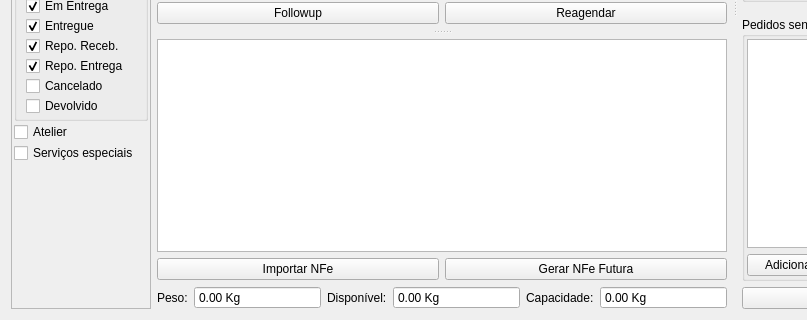
The window that ui/widgetlogisticaagendarentrega.ui (darktorres/ERP-STACCATO) describes before a commit, drawn with Qt 5; both pictures show x 0 to 807 and y 309 to 629 of the 1166 by 629 pixel window.
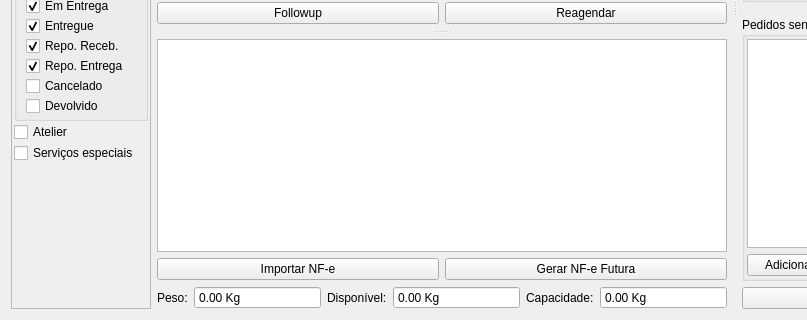
The same window after the commit. Custom widgets are drawn as their Qt base class.

Diff of the .ui file:
```diff
--- a/ui/widgetlogisticaagendarentrega.ui
+++ b/ui/widgetlogisticaagendarentrega.ui
@@ -400,7 +400,7 @@
       <property name="handleWidth">
        <number>15</number>
       </property>
-      <widget class="QWidget" name="">
+      <widget class="QWidget" name="layoutWidget">
        <layout class="QVBoxLayout" name="verticalLayout">
         <item>
          <widget class="QLabel" name="labelEntregasCliente">
@@ -651,7 +651,7 @@
         </item>
        </layout>
       </widget>
-      <widget class="QWidget" name="">
+      <widget class="QWidget" name="layoutWidget">
        <layout class="QVBoxLayout" name="verticalLayout_4">
         <item>
          <widget class="TableView" name="tableProdutos">
@@ -775,14 +775,14 @@
             <item>
              <widget class="QPushButton" name="pushButtonImportarNFe">
               <property name="text">
-               <string>Importar NFe</string>
+               <string>Importar NF-e</string>
               </property>
              </widget>
             </item>
             <item>
              <widget class="QPushButton" name="pushButtonGerarNFeFutura">
               <property name="text">
-               <string>Gerar NFe Futura</string>
+               <string>Gerar NF-e Futura</string>
               </property>
              </widget>
             </item>
@@ -1055,16 +1055,16 @@
   </layout>
  </widget>
  <customwidgets>
-  <customwidget>
-   <class>TableView</class>
-   <extends>QTableView</extends>
-   <header>src/tableview.h</header>
-  </customwidget>
   <customwidget>
    <class>ItemBox</class>
    <extends>QLineEdit</extends>
    <header>src/itembox.h</header>
   </customwidget>
+  <customwidget>
+   <class>TableView</class>
+   <extends>QTableView</extends>
+   <header>src/tableview.h</header>
+  </customwidget>
   <customwidget>
    <class>ScrollArea</class>
    <extends>QScrollArea</extends>
```
Left out of the diff: 12 changed lines with no effect on the pictures.
